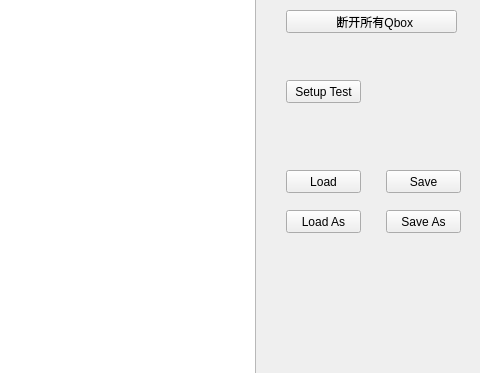
jpcstpj7281/gameseer, file osd/deviceswnd.ui: the form before one commit; both pictures show x 544 to 1024 and y 240 to 613 of the 1024 by 768 pixel window.
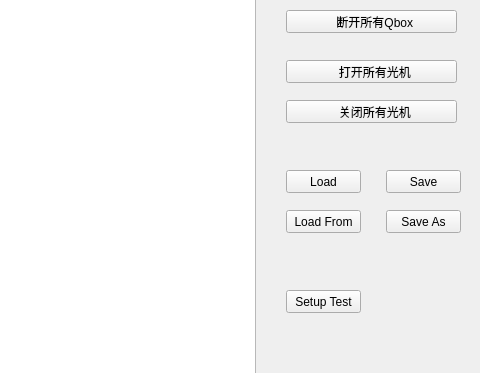
The form after the commit.

Patch:
```diff
--- a/osd/deviceswnd.ui
+++ b/osd/deviceswnd.ui
@@ -120,7 +120,7 @@
    <property name="geometry">
     <rect>
      <x>830</x>
-     <y>320</y>
+     <y>530</y>
      <width>75</width>
      <height>23</height>
     </rect>
@@ -191,7 +191,33 @@
     </rect>
    </property>
    <property name="text">
-    <string>Load As</string>
+    <string>Load From</string>
+   </property>
+  </widget>
+  <widget class="QPushButton" name="turnOnAllDlp">
+   <property name="geometry">
+    <rect>
+     <x>830</x>
+     <y>300</y>
+     <width>171</width>
+     <height>23</height>
+    </rect>
+   </property>
+   <property name="text">
+    <string>  打开所有光机</string>
+   </property>
+  </widget>
+  <widget class="QPushButton" name="turnOffAllDlp">
+   <property name="geometry">
+    <rect>
+     <x>830</x>
+     <y>340</y>
+     <width>171</width>
+     <height>23</height>
+    </rect>
+   </property>
+   <property name="text">
+    <string>  关闭所有光机</string>
    </property>
   </widget>
   <zorder>tableDevices</zorder>
```
Left out of the diff: 2 changed lines with no effect on the pictures.
